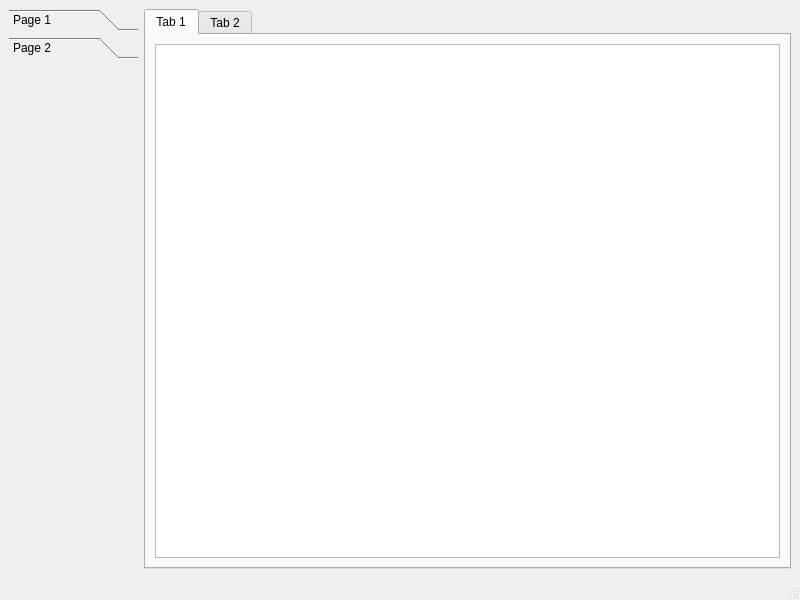
The window that Qt5Gui/mainwindow.ui (uly55e5/GP-ng) describes before a commit, drawn with Qt 5.
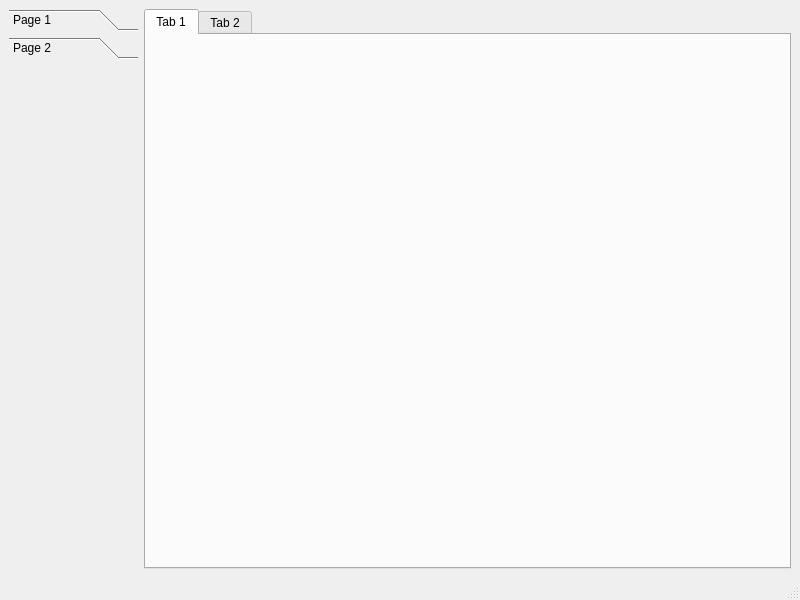
The same window after the commit. The open tabs and pages were chosen to show the change.

Patch:
```diff
--- a/Qt5Gui/mainwindow.ui
+++ b/Qt5Gui/mainwindow.ui
@@ -131,18 +131,7 @@
        <attribute name="title">
         <string>Tab 1</string>
        </attribute>
-       <layout class="QHBoxLayout" name="horizontalLayout">
-        <item>
-         <widget class="QGraphicsView" name="tifImageView">
-          <property name="sizePolicy">
-           <sizepolicy hsizetype="Preferred" vsizetype="Preferred">
-            <horstretch>1</horstretch>
-            <verstretch>1</verstretch>
-           </sizepolicy>
-          </property>
-         </widget>
-        </item>
-       </layout>
+       <layout class="QHBoxLayout" name="horizontalLayout"/>
       </widget>
       <widget class="QWidget" name="tab_2">
        <attribute name="title">
```
Left out of the diff: 4 changed lines with no effect on the pictures.
